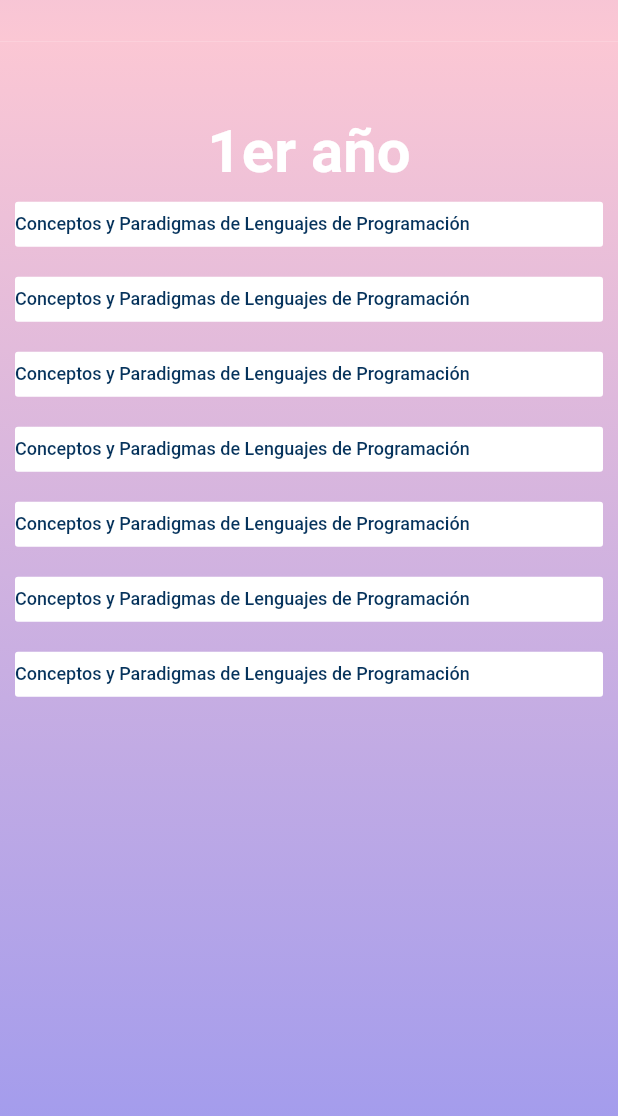
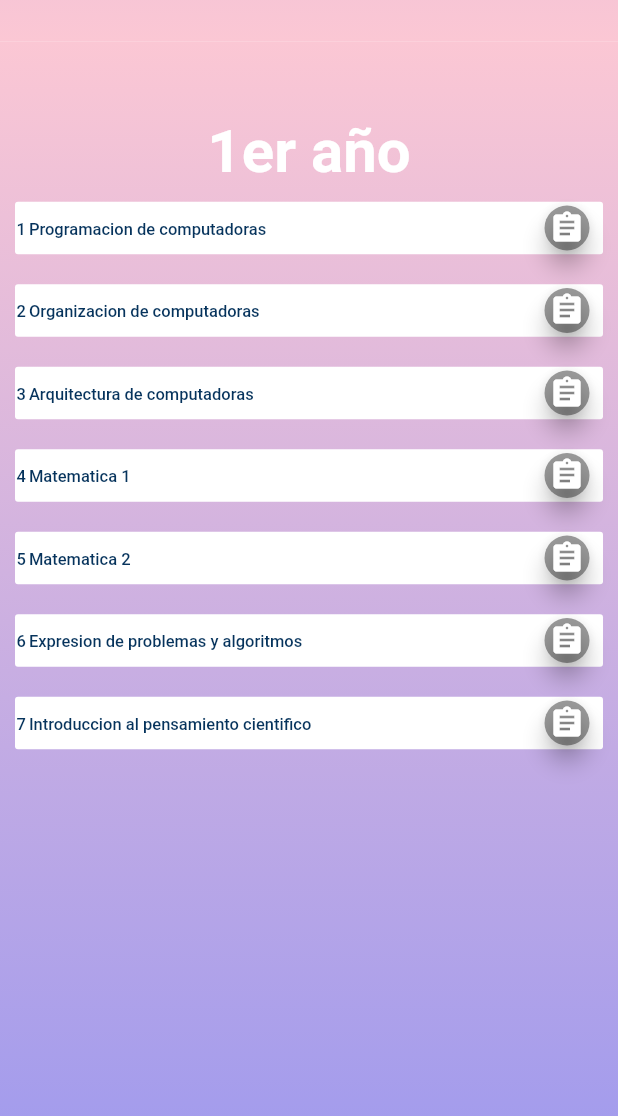
Before and after one commit to IgnacioCazcarra/Sistemunla, a Flutter app: the screen it shows after launch, scrolled down 576 dp, on a phone screen of 412 x 824 dp. Shown: the top 1116 px of the screen. Run offline on Flutter 3.47's test engine with Material 2 defaults, Android fonts, the phone set to English and light mode, and no system bars; Roboto replaces fonts that are missing (Raleway).

Commit message:
Se agrego las materias y FAB's. onPressed tarda en reanudarse

```diff
--- /dev/null
+++ b/lib/floating_action_button.dart
@@ -0,0 +1,33 @@
+import 'package:flutter/material.dart';
+
+class Fab extends StatefulWidget{
+
+  final IconData icon;
+  final VoidCallback onPressedFAB;
+  Fab({Key key, @required this.icon, @required this.onPressedFAB});
+
+  @override
+  State<StatefulWidget> createState() {
+    // TODO: implement createState
+    return _Fab();
+  }
+
+}
+
+class _Fab extends State<Fab>{
+
+  _Fab();
+
+  @override
+  Widget build(BuildContext context) {
+    // TODO: implement build
+    return FloatingActionButton(
+      backgroundColor: Colors.black38,
+      mini: true,
+      child: Icon(widget.icon),
+      onPressed: widget.onPressedFAB,
+      heroTag: null,
+    );
+  }
+
+}
--- a/lib/page_swipe.dart
+++ b/lib/page_swipe.dart
@@ -7,6 +7,65 @@ class PageSwipe extends StatelessWidget{
   @override
   Widget build(BuildContext context) {
 
+    List<Subject> primerAnio = [
+    Subject(subjectName: "Programacion de computadoras",idSubject: 1),
+    Subject(subjectName: "Organizacion de computadoras",idSubject: 2),
+    Subject(subjectName: "Arquitectura de computadoras",idSubject: 3),
+    Subject(subjectName: "Matematica 1",idSubject: 4),
+    Subject(subjectName: "Matematica 2",idSubject: 5),
+    Subject(subjectName: "Expresion de problemas y algoritmos",idSubject: 6),
+    Subject(subjectName: "Introduccion al pensamiento cientifico",idSubject: 7),
+    ];
+
+    List<Subject> segundoAnio = [
+    Subject(subjectName: "Ingenieria de software 1",idSubject: 8),
+    Subject(subjectName: "Introduccion a las bases de datos",idSubject: 9),
+    Subject(subjectName: "Algoritmos y estructura de datos",idSubject: 10),
+    Subject(subjectName: "Orientacion a Objetos 1",idSubject: 11),
+    Subject(subjectName: "Seminario de lenguajes",idSubject: 12),
+    Subject(subjectName: "Introduccion a los sistemas operativos",idSubject: 13),
+    Subject(subjectName: "Matematica 3",idSubject: 14),
+    Subject(subjectName: "Probabilidades y Estadistica",idSubject: 15),
+    ];
+
+    List<Subject> tercerAnio = [
+    Subject(subjectName: "Programacion concurrente",idSubject: 16),
+    Subject(subjectName: "Ingenieria de software 2",idSubject: 17),
+    Subject(subjectName: "Orientacion a objetos 2",idSubject: 18),
+    Subject(subjectName: "Sistemas y organizaciones",idSubject: 19),
+    Subject(subjectName: "Bases de Datos 1",idSubject: 20),
+    Subject(subjectName: "Proyecto de software",idSubject: 21),
+    Subject(subjectName: "Conceptos y Paradigmas de Lenguajes de Programación",idSubject: 22),
+    Subject(subjectName: "Redes y comunicaciones",idSubject: 23),
+    ];
+
+    List<Subject> cuartoAnio = [
+    Subject(subjectName: "Ingenieria de software 3",idSubject: 24),
+    Subject(subjectName: "Bases de datos 2",idSubject: 25),
+    Subject(subjectName: "Fundamentos de Teoria de la Computacion",idSubject: 26),
+    Subject(subjectName: "Sistemas Operativos",idSubject: 27),
+    Subject(subjectName: "Desarrollo de software en Sistemas Distribuidos",idSubject: 28),
+    Subject(subjectName: "Matematica Discreta",idSubject: 29),
+    Subject(subjectName: "Optativa Area Arquitectura, Sistemas operativos y Redes",idSubject: 30),
+    Subject(subjectName: "Optativa Area Algoritmos y lenguajes",idSubject: 31),
+    ];
+
+    List<Subject> quintoAnio = [
+    Subject(subjectName: "Politica y gestion de la ciencia",idSubject: 32),
+    Subject(subjectName: "Aspectos legales y Profesionales de la Informatica",idSubject: 33),
+    Subject(subjectName: "Nuevos escenarios",idSubject: 34),
+    Subject(subjectName: "Optativa Area Ingenieria de Software y Bases de datos",idSubject: 35),
+    Subject(subjectName: "Seminario de trabajo final",idSubject: 36),
+    ];
+
+    List<Subject> extracurriculares = [
+      Subject(subjectName: "Ingles 1",idSubject: 0),
+      Subject(subjectName: "Ingles 2",idSubject: 0),
+      Subject(subjectName: "Ingles 3",idSubject: 0),
+      Subject(subjectName: "Seminario de Pensamiento Nacional y Latinoamericano",idSubject: 0),
+      Subject(subjectName: "Seminario de Justicia y Derechos Humanos",idSubject: 0),
+    ];
+
     // TODO: implement build
     return PageView(
       scrollDirection: Axis.vertical,
@@ -15,12 +74,12 @@ class PageSwipe extends StatelessWidget{
       ),
       children: <Widget>[
         HomePage(title: "Hace swipe para ver las materias de la carrera"),
-        YearPage(title: "1er año",invertedGrad: true, materia: Subject(subjectName: "Conceptos y Paradigmas de Lenguajes de Programación"),subjectsNum: 7),
-        YearPage(title: "2ndo año",invertedGrad: false, materia: Subject(subjectName: "Programacion de computadoras"),subjectsNum: 8),
-        YearPage(title: "3er año",invertedGrad: true, materia: Subject(subjectName: "Sistemas operativos"),subjectsNum: 8),
-        YearPage(title: "4to año",invertedGrad: false, materia: Subject(subjectName: "Objetos I"),subjectsNum: 8,),
-        YearPage(title: "5to año",invertedGrad: true, materia: Subject(subjectName: "Objectos II"),subjectsNum: 5,),
-        YearPage(title: "Extracurriculares",invertedGrad: false, materia: Subject(subjectName: "Seminario e ingles"),subjectsNum: 5),
+        YearPage(title: "1er año",invertedGrad: true, subjects: primerAnio,subjectsNum: 7),
+        YearPage(title: "2ndo año",invertedGrad: false, subjects: segundoAnio ,subjectsNum: 8),
+        YearPage(title: "3er año",invertedGrad: true, subjects: tercerAnio ,subjectsNum: 8),
+        YearPage(title: "4to año",invertedGrad: false, subjects: cuartoAnio,subjectsNum: 8),
+        YearPage(title: "5to año",invertedGrad: true, subjects: quintoAnio,subjectsNum: 5),
+        YearPage(title: "Extracurriculares",invertedGrad: false, subjects: extracurriculares,subjectsNum: 5),
       ],
     );
   }
--- a/lib/subject.dart
+++ b/lib/subject.dart
@@ -1,52 +1,105 @@
 import 'package:flutter/material.dart';
 import 'package:flutter/widgets.dart';
+import 'package:sistemunla/floating_action_button.dart';
 
 class Subject extends StatelessWidget{
 
+  final int idSubject;
   final String subjectName;
-  int state = 0;
-  Subject({Key key, @required this.subjectName,this.state});
+  bool finalAprobado = false;
+  bool cursadaAprobada = false;
+
+  Subject({Key key, @required this.subjectName,this.idSubject});
 
   @override
   Widget build(BuildContext context) {
     // TODO: implement build
 
-    Color getColorByState(int state){
-      switch(state) {
-        case 1:
-          return Colors.red;break;
-        case 2:
-          return Colors.orangeAccent;break;
-        case 3:
-          return Colors.lightGreenAccent;break;
-        default: return Colors.white;
+    Color getColorByState(){
+      if(!this.cursadaAprobada && !this.finalAprobado){
+        return Colors.white;
       }
+      else if(this.cursadaAprobada && !this.finalAprobado){
+        return Colors.orangeAccent;
+      }
+      else if(this.finalAprobado){
+        return Colors.lightGreen;
+      }
+
     }
+
     final name = Container(
-      height: 30.0,
-      width: MediaQuery.of(context).size.width-20,
-      margin: EdgeInsets.only(top: 10,bottom: 10),
-      decoration: BoxDecoration(
-        color: getColorByState(this.state),
-        shape: BoxShape.rectangle,
-        borderRadius: BorderRadius.circular(2.0),
-      ),
+      margin: EdgeInsets.only(left: 1.0,right: 1.0),
       child: Text(
         this.subjectName,
         textAlign: TextAlign.justify,
         style: TextStyle(
-          fontFamily: "Raleway",
-          fontWeight: FontWeight.w500,
-          fontSize: 12.0,
-          color: Color(0xFF06335c),
-          decoration: TextDecoration.none,
-          height: 2.0
+            fontFamily: "Raleway",
+            fontWeight: FontWeight.w500,
+            fontSize: 11.0,
+            color: Color(0xFF06335c),
+            decoration: TextDecoration.none,
+            height: 1.5
         ),
       ),
     );
 
-    return Container(
-      child: name
+    final idSub = Container(
+        margin: EdgeInsets.only(left: 1.0,right: 1.0),
+        child: Text(
+        "${this.idSubject}",
+        textAlign: TextAlign.justify,
+        style: TextStyle(
+            fontFamily: "Raleway",
+            fontWeight: FontWeight.w500,
+            fontSize: 11.0,
+            color: Color(0xFF06335c),
+            decoration: TextDecoration.none,
+            height: 1.5
+        ),
+      )
+    );
+
+    final subjectInfo = Container(
+      height: 35.0,
+      width: MediaQuery.of(context).size.width-20,
+      margin: EdgeInsets.only(top: 10,bottom: 10),
+      decoration: BoxDecoration(
+        color: getColorByState(),
+        shape: BoxShape.rectangle,
+        borderRadius: BorderRadius.circular(2.0),
+      ),
+      child: Row(
+        children: <Widget>[
+          idSub,
+          name,
+        ],
+      )
+      );
+
+    return Stack(
+      alignment: Alignment(1.0,0),
+      children: <Widget>[
+        subjectInfo,
+        Container(
+          height: 30.0,
+          child: Fab(
+              icon: Icons.assignment,
+              onPressedFAB: (){
+                if(!this.cursadaAprobada){
+                  this.cursadaAprobada = true;
+                }
+                else if(this.cursadaAprobada && !this.finalAprobado){
+                  this.finalAprobado = true;
+                }
+                else{
+                  this.cursadaAprobada = false;
+                  this.finalAprobado = false;
+                }
+              }
+          ),
+        )
+      ],
     );
   }
 
--- a/lib/year_page.dart
+++ b/lib/year_page.dart
@@ -5,12 +5,11 @@ import 'package:sistemunla/subject.dart';
 class YearPage extends StatelessWidget{
 
   final String title;
-  final Subject materia;
+  final List<Subject> subjects;
   final bool invertedGrad;
   final int subjectsNum;
-  var subjects = List();
 
-  YearPage({Key key, this.title,this.materia,this.invertedGrad,this.subjectsNum});
+  YearPage({Key key, this.title,this.subjects,this.invertedGrad,this.subjectsNum});
 
   @override
   Widget build(BuildContext context) {
@@ -42,7 +41,7 @@ class YearPage extends StatelessWidget{
                 Container(
                   child: Column(
                     children: <Widget>[
-                      for(var i = 0; i<this.subjectsNum;i+=1) materia
+                      for(var i = 0; i<this.subjectsNum;i+=1) subjects[i]
                     ],
                   ),
                 )
```
